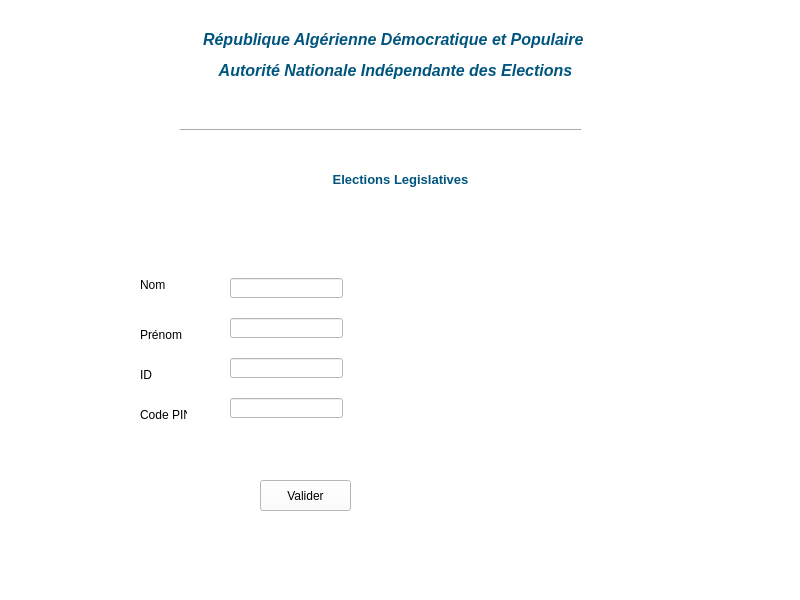
Qt form front_end/source_code/int.ui (MECERHED-Ferhat/E-Voting-Software) before a commit.
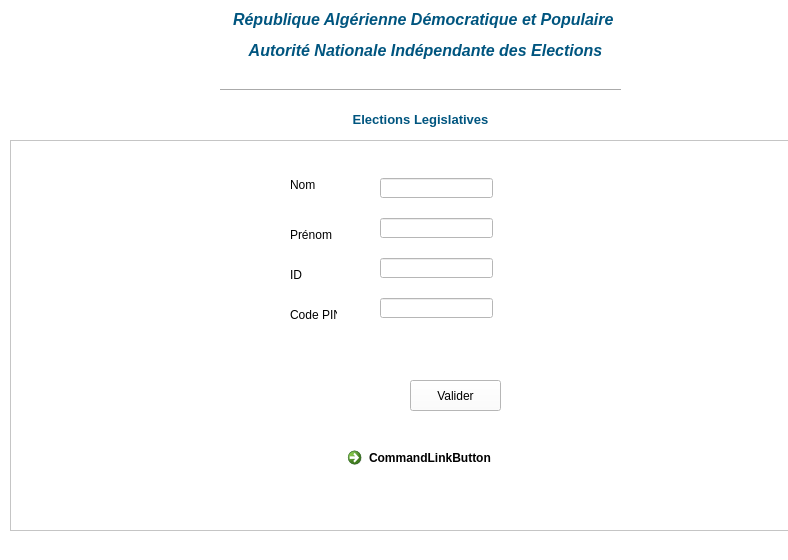
The same form after that commit. Icons and pictures are not drawn.

What changed in the file:
```diff
--- a/front_end/source_code/int.ui
+++ b/front_end/source_code/int.ui
@@ -6,8 +6,8 @@
    <rect>
     <x>0</x>
     <y>0</y>
-    <width>800</width>
-    <height>600</height>
+    <width>788</width>
+    <height>560</height>
    </rect>
   </property>
   <property name="windowTitle">
@@ -17,37 +17,39 @@
    <string notr="true">background-color: rgb(255, 255, 255);</string>
   </property>
   <widget class="QWidget" name="centralwidget">
-   <widget class="QLabel" name="label">
+   <widget class="QFrame" name="Login">
     <property name="geometry">
      <rect>
-      <x>140</x>
-      <y>278</y>
-      <width>47</width>
-      <height>13</height>
+      <x>10</x>
+      <y>140</y>
+      <width>781</width>
+      <height>391</height>
      </rect>
     </property>
-    <property name="text">
-     <string>Nom</string>
+    <property name="frameShape">
+     <enum>QFrame::StyledPanel</enum>
     </property>
-   </widget>
-   <widget class="QLabel" name="label_2">
+    <property name="frameShadow">
+     <enum>QFrame::Raised</enum>
+    </property>
+    <widget class="QPushButton" name="pushButton">
     <property name="geometry">
      <rect>
-      <x>140</x>
-      <y>328</y>
-      <width>47</width>
-      <height>13</height>
+       <x>400</x>
+       <y>240</y>
+       <width>91</width>
+       <height>31</height>
      </rect>
     </property>
     <property name="text">
-     <string>Prénom</string>
+      <string>Valider</string>
     </property>
    </widget>
    <widget class="QLabel" name="label_3">
     <property name="geometry">
      <rect>
-      <x>140</x>
-      <y>368</y>
+       <x>280</x>
+       <y>128</y>
       <width>47</width>
       <height>13</height>
      </rect>
@@ -56,34 +58,11 @@
      <string>ID</string>
     </property>
    </widget>
-   <widget class="QLabel" name="label_4">
-    <property name="geometry">
-     <rect>
-      <x>140</x>
-      <y>408</y>
-      <width>47</width>
-      <height>13</height>
-     </rect>
-    </property>
-    <property name="text">
-     <string>Code PIN</string>
-    </property>
-   </widget>
-   <widget class="QLineEdit" name="lineEdit">
-    <property name="geometry">
-     <rect>
-      <x>230</x>
-      <y>278</y>
-      <width>113</width>
-      <height>20</height>
-     </rect>
-    </property>
-   </widget>
    <widget class="QLineEdit" name="lineEdit_2">
     <property name="geometry">
      <rect>
-      <x>230</x>
-      <y>318</y>
+       <x>370</x>
+       <y>78</y>
       <width>113</width>
       <height>20</height>
      </rect>
@@ -92,8 +71,18 @@
    <widget class="QLineEdit" name="lineEdit_3">
     <property name="geometry">
      <rect>
-      <x>230</x>
-      <y>358</y>
+       <x>370</x>
+       <y>118</y>
+       <width>113</width>
+       <height>20</height>
+      </rect>
+     </property>
+    </widget>
+    <widget class="QLineEdit" name="lineEdit">
+     <property name="geometry">
+      <rect>
+       <x>370</x>
+       <y>38</y>
       <width>113</width>
       <height>20</height>
      </rect>
@@ -102,70 +91,71 @@
    <widget class="QLineEdit" name="lineEdit_4">
     <property name="geometry">
      <rect>
-      <x>230</x>
-      <y>398</y>
+       <x>370</x>
+       <y>158</y>
       <width>113</width>
       <height>20</height>
      </rect>
     </property>
    </widget>
-   <widget class="QPushButton" name="pushButton">
+    <widget class="QLabel" name="label_4">
     <property name="geometry">
      <rect>
-      <x>260</x>
-      <y>480</y>
-      <width>91</width>
-      <height>31</height>
+       <x>280</x>
+       <y>168</y>
+       <width>47</width>
+       <height>13</height>
      </rect>
     </property>
     <property name="text">
-     <string>Valider</string>
-    </property>
-   </widget>
-   <widget class="QLabel" name="label_5">
+      <string>Code PIN</string>
+     </property>
+    </widget>
+    <widget class="QLabel" name="label_2">
     <property name="geometry">
      <rect>
-      <x>130</x>
-      <y>30</y>
-      <width>531</width>
-      <height>51</height>
+       <x>280</x>
+       <y>88</y>
+       <width>47</width>
+       <height>13</height>
      </rect>
     </property>
     <property name="text">
-     <string>&lt;html&gt;&lt;head/&gt;&lt;body&gt;&lt;p align=&quot;center&quot;&gt;&lt;span style=&quot; font-size:12pt; font-weight:600; font-style:italic; color:#00557f;&quot;&gt;République Algérienne Démocratique et Populaire &lt;/span&gt;&lt;/p&gt;&lt;p align=&quot;center&quot;&gt;&lt;span style=&quot; font-size:12pt; font-weight:600; font-style:italic; color:#00557f;&quot;&gt;Autorité Nationale Indépendante des Elections&lt;/span&gt;&lt;/p&gt;&lt;/body&gt;&lt;/html&gt;</string>
-    </property>
-   </widget>
-   <widget class="Line" name="line">
+      <string>Prénom</string>
+     </property>
+    </widget>
+    <widget class="QLabel" name="label">
     <property name="geometry">
      <rect>
-      <x>180</x>
-      <y>120</y>
-      <width>401</width>
-      <height>20</height>
-     </rect>
-    </property>
-    <property name="orientation">
-     <enum>Qt::Horizontal</enum>
-    </property>
-   </widget>
-   <widget class="QLabel" name="label_6">
+       <x>280</x>
+       <y>38</y>
+       <width>47</width>
+       <height>13</height>
+      </rect>
+     </property>
+     <property name="text">
+      <string>Nom</string>
+     </property>
+    </widget>
+    <widget class="QCommandLinkButton" name="commandLinkButton">
     <property name="geometry">
      <rect>
-      <x>320</x>
-      <y>170</y>
-      <width>161</width>
-      <height>20</height>
+       <x>330</x>
+       <y>300</y>
+       <width>185</width>
+       <height>41</height>
      </rect>
     </property>
     <property name="text">
-     <string>&lt;html&gt;&lt;head/&gt;&lt;body&gt;&lt;p align=&quot;center&quot;&gt;&lt;span style=&quot; font-size:10pt; font-weight:600; color:#00557f;&quot;&gt;Elections Legislatives&lt;/span&gt;&lt;/p&gt;&lt;/body&gt;&lt;/html&gt;</string>
-    </property>
+      <string>CommandLinkButton</string>
+     </property>
+    </widget>
    </widget>
    <widget class="QLabel" name="label_7">
     <property name="geometry">
      <rect>
-      <x>30</x>
-      <y>20</y>
+      <x>10</x>
+      <y>10</y>
       <width>111</width>
       <height>111</height>
      </rect>
@@ -183,6 +173,50 @@
      <bool>true</bool>
     </property>
    </widget>
+   <widget class="QLabel" name="label_6">
+    <property name="geometry">
+     <rect>
+      <x>340</x>
+      <y>110</y>
+      <width>161</width>
+      <height>20</height>
+     </rect>
+    </property>
+    <property name="text">
+     <string>&lt;html&gt;&lt;head/&gt;&lt;body&gt;&lt;p align=&quot;center&quot;&gt;&lt;span style=&quot; font-size:10pt; font-weight:600; color:#00557f;&quot;&gt;Elections Legislatives&lt;/span&gt;&lt;/p&gt;&lt;/body&gt;&lt;/html&gt;</string>
+    </property>
+   </widget>
+   <widget class="QLabel" name="label_5">
+    <property name="geometry">
+     <rect>
+      <x>160</x>
+      <y>10</y>
+      <width>531</width>
+      <height>51</height>
+     </rect>
+    </property>
+    <property name="text">
+     <string>&lt;html&gt;&lt;head/&gt;&lt;body&gt;&lt;p align=&quot;center&quot;&gt;&lt;span style=&quot; font-size:12pt; font-weight:600; font-style:italic; color:#00557f;&quot;&gt;République Algérienne Démocratique et Populaire &lt;/span&gt;&lt;/p&gt;&lt;p align=&quot;center&quot;&gt;&lt;span style=&quot; font-size:12pt; font-weight:600; font-style:italic; color:#00557f;&quot;&gt;Autorité Nationale Indépendante des Elections&lt;/span&gt;&lt;/p&gt;&lt;/body&gt;&lt;/html&gt;</string>
+    </property>
+   </widget>
+   <widget class="Line" name="line">
+    <property name="geometry">
+     <rect>
+      <x>220</x>
+      <y>80</y>
+      <width>401</width>
+      <height>20</height>
+     </rect>
+    </property>
+    <property name="orientation">
+     <enum>Qt::Horizontal</enum>
+    </property>
+   </widget>
+   <zorder>label_7</zorder>
+   <zorder>label_6</zorder>
+   <zorder>label_5</zorder>
+   <zorder>line</zorder>
+   <zorder>Login</zorder>
   </widget>
   <widget class="QStatusBar" name="statusbar"/>
  </widget>
```
Left out of the diff: 5 changed lines with no effect on the pictures. Lines whose indentation alone changed are shown as unchanged.
